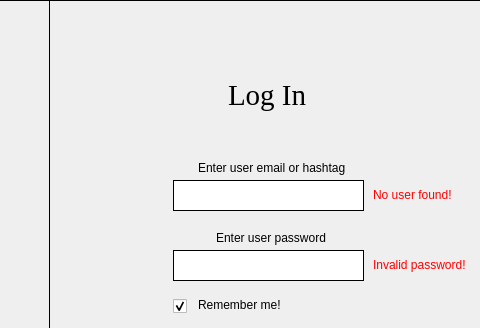
The window that frontend/gym_frontend/login/login.ui (AlexMNK/dyplom-gym) describes before a commit, drawn with Qt 5; both pictures show x 382 to 862 and y 0 to 328 of the 862 by 460 pixel window.
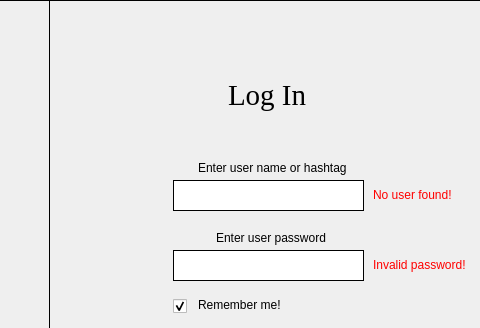
The same window after the commit. Icons and pictures are not drawn.

Commit message: Whan completing exercise? points are now added to a user

Diff of the .ui file:
```diff
--- a/frontend/gym_frontend/login/login.ui
+++ b/frontend/gym_frontend/login/login.ui
@@ -90,7 +90,7 @@
      </rect>
     </property>
     <property name="text">
-     <string>Enter user email or hashtag</string>
+     <string>Enter user name or hashtag</string>
     </property>
    </widget>
    <widget class="QLineEdit" name="user_password">
```
The commit also changes 5 other files.
